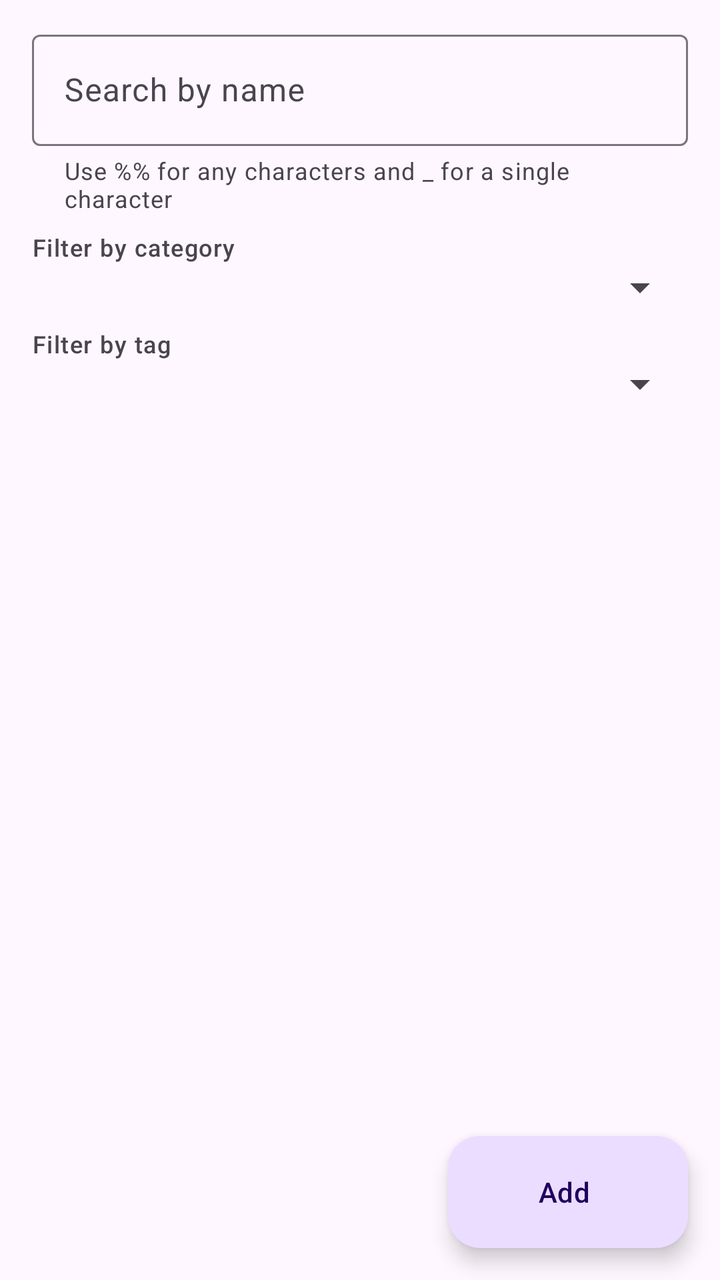
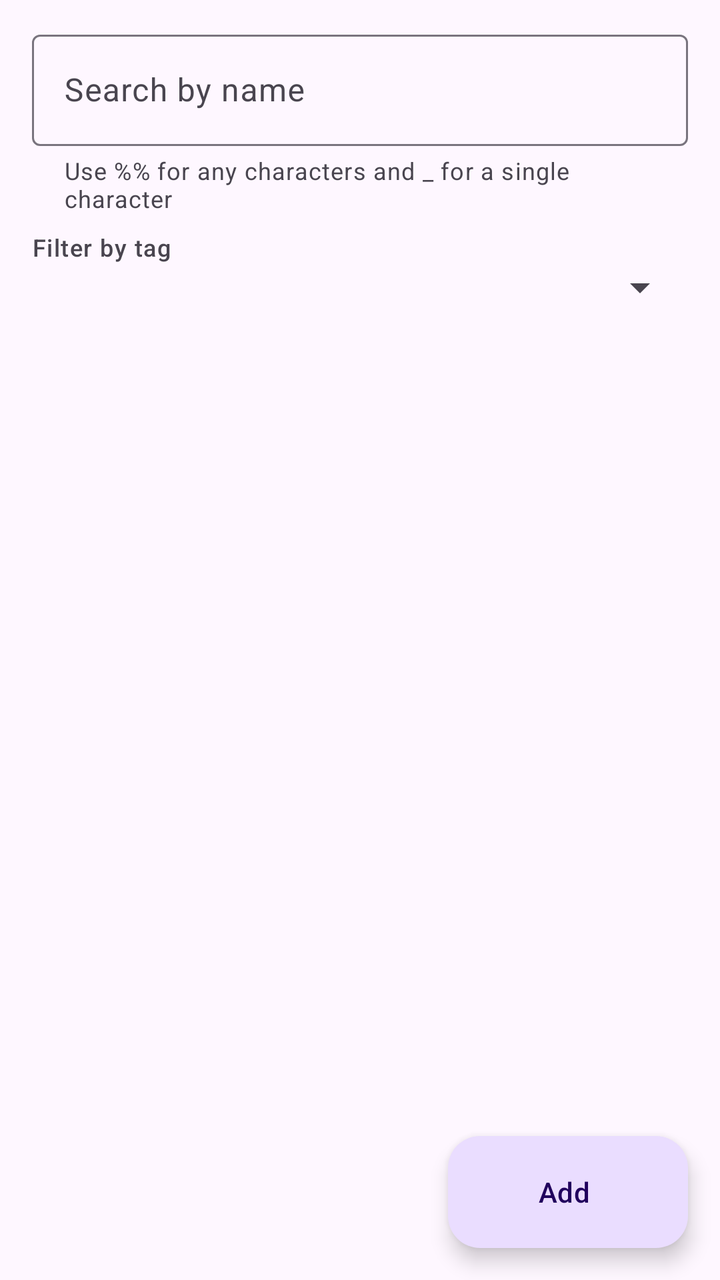

An Android layout rendered at two revisions. The XML below is the earlier revision; the diff shows what the commit changed to produce the second picture.
<!-- AndroidManifest.xml: application theme Theme.MemForce -->
<!-- res/layout/activity_question_list.xml -->
<?xml version="1.0" encoding="utf-8"?>
<LinearLayout xmlns:android="http://schemas.android.com/apk/res/android"
    xmlns:app="http://schemas.android.com/apk/res-auto"
    android:layout_width="match_parent"
    android:layout_height="match_parent"
    android:orientation="vertical">

    <com.google.android.material.textfield.TextInputLayout
        android:id="@+id/searchLayout"
        style="@style/Widget.Material3.TextInputLayout.OutlinedBox"
        android:layout_width="match_parent"
        android:layout_height="wrap_content"
        android:layout_marginHorizontal="16dp"
        android:layout_marginTop="12dp"
        android:hint="@string/search_by_name"
        app:helperText="@string/search_wildcard_help"
        app:helperTextEnabled="true">

        <com.google.android.material.textfield.TextInputEditText
            android:id="@+id/searchInput"
            android:layout_width="match_parent"
            android:layout_height="wrap_content"
            android:imeOptions="actionSearch"
            android:inputType="text"
            android:maxLines="1" />

    </com.google.android.material.textfield.TextInputLayout>

    <TextView
        android:layout_width="wrap_content"
        android:layout_height="wrap_content"
        android:layout_marginHorizontal="16dp"
        android:layout_marginTop="8dp"
        android:text="@string/search_filter_by_category"
        android:textAppearance="?attr/textAppearanceLabelMedium" />

    <Spinner
        android:id="@+id/categoryFilter"
        android:layout_width="match_parent"
        android:layout_height="wrap_content"
        android:layout_marginHorizontal="16dp" />

    <TextView
        android:layout_width="wrap_content"
        android:layout_height="wrap_content"
        android:layout_marginHorizontal="16dp"
        android:layout_marginTop="8dp"
        android:text="@string/search_filter_by_tag"
        android:textAppearance="?attr/textAppearanceLabelMedium" />

    <Spinner
        android:id="@+id/tagFilter"
        android:layout_width="match_parent"
        android:layout_height="wrap_content"
        android:layout_marginHorizontal="16dp" />

    <FrameLayout
        android:layout_width="match_parent"
        android:layout_height="0dp"
        android:layout_weight="1">

        <androidx.recyclerview.widget.RecyclerView
            android:id="@+id/list"
            android:layout_width="match_parent"
            android:layout_height="match_parent"
            android:clipToPadding="false"
            android:paddingBottom="88dp" />

        <TextView
            android:id="@+id/emptyView"
            android:layout_width="wrap_content"
            android:layout_height="wrap_content"
            android:layout_gravity="center"
            android:text="@string/empty_no_results"
            android:textAppearance="?attr/textAppearanceBodyMedium"
            android:visibility="gone" />

        <com.google.android.material.floatingactionbutton.ExtendedFloatingActionButton
            android:id="@+id/addButton"
            android:layout_width="wrap_content"
            android:layout_height="wrap_content"
            android:layout_gravity="bottom|end"
            android:layout_margin="16dp"
            android:text="@string/action_add" />

    </FrameLayout>

</LinearLayout>
<!-- resources referenced by this layout -->
<resources>
  <string name="action_add">Add</string>
  <string name="empty_no_results">Nothing matches this search</string>
  <string name="search_by_name">Search by name</string>
  <string name="search_filter_by_category">Filter by category</string>
  <string name="search_filter_by_tag">Filter by tag</string>
  <string name="search_wildcard_help">Use %% for any characters and _ for a single character</string>
  <style name="Theme.MemForce" parent="Theme.Material3.Light.NoActionBar" />
</resources>

<!-- the commit's change to res/layout/activity_question_list.xml (unified diff, before → after) -->
@@ -25,20 +25,6 @@
             android:maxLines="1" />
 
     </com.google.android.material.textfield.TextInputLayout>
-
-    <TextView
-        android:layout_width="wrap_content"
-        android:layout_height="wrap_content"
-        android:layout_marginHorizontal="16dp"
-        android:layout_marginTop="8dp"
-        android:text="@string/search_filter_by_category"
-        android:textAppearance="?attr/textAppearanceLabelMedium" />
-
-    <Spinner
-        android:id="@+id/categoryFilter"
-        android:layout_width="match_parent"
-        android:layout_height="wrap_content"
-        android:layout_marginHorizontal="16dp" />
 
     <TextView
         android:layout_width="wrap_content"
<!-- resource entries referenced after the edit -->
@@ -3,7 +3,6 @@
   <string name="action_add">Add</string>
   <string name="empty_no_results">Nothing matches this search</string>
   <string name="search_by_name">Search by name</string>
-  <string name="search_filter_by_category">Filter by category</string>
   <string name="search_filter_by_tag">Filter by tag</string>
   <string name="search_wildcard_help">Use %% for any characters and _ for a single character</string>
   <style name="Theme.MemForce" parent="Theme.Material3.Light.NoActionBar" />
